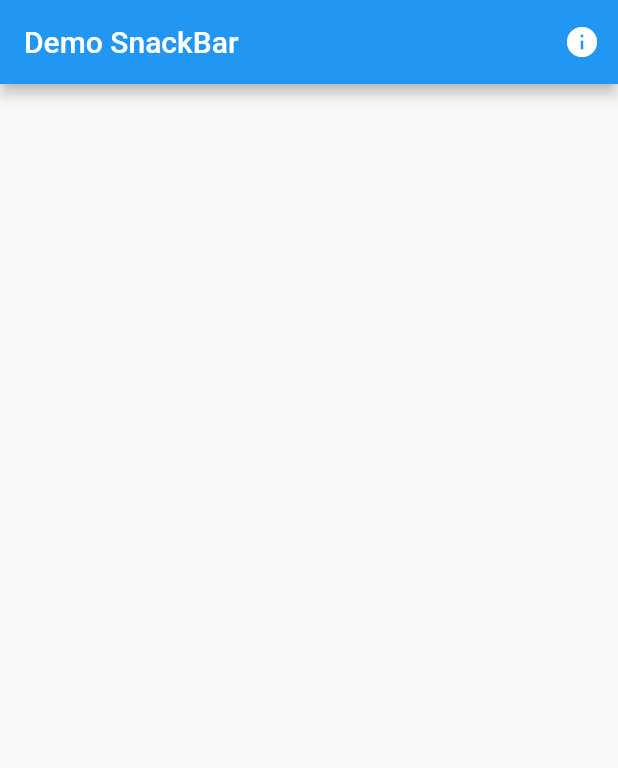
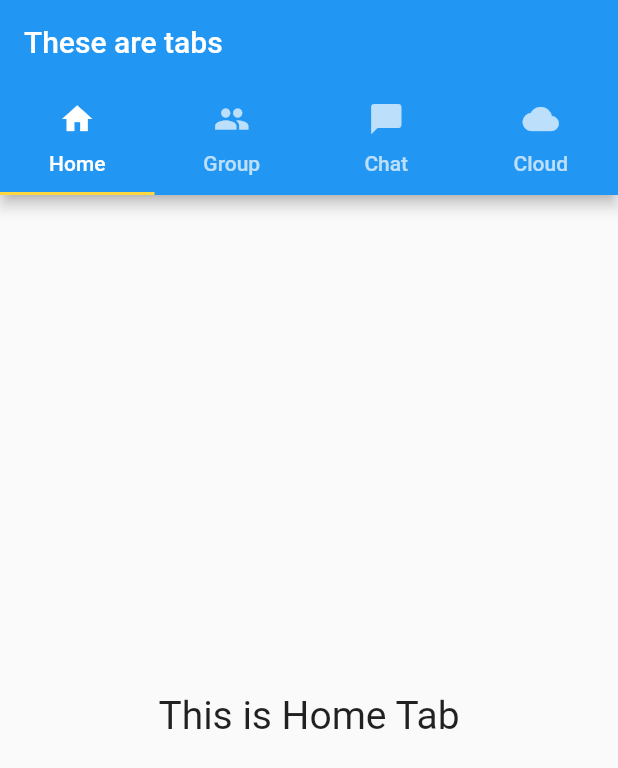
Before and after one commit to duck-tech/LabOne, a Flutter app: the screen it shows after launch, on a phone screen of 412 x 824 dp. Shown: the top 768 px of the screen. Run offline on Flutter 3.47's test engine with Material 2 defaults, Android fonts, the phone set to English and light mode, and no system bars.

Commit message:
Demo Tab Flutter

```diff
--- a/lib/main.dart
+++ b/lib/main.dart
@@ -1,4 +1,8 @@
 import 'package:flutter/material.dart';
+import 'tab1.dart';
+import 'tab2.dart';
+import 'tab3.dart';
+import 'tab4.dart';
 
 void main() => runApp(MyApp());
 
@@ -6,32 +10,41 @@ class MyApp extends StatelessWidget {
   @override
   Widget build(BuildContext context) {
     // TODO: implement build
-    final GlobalKey <ScaffoldState> _scaffolKey = new GlobalKey<ScaffoldState>();
-    _showSnackBar() {
-      print("Show SnackBar here!");
-      final snackbar = new SnackBar(
-        content: new Text("This is a SnackBar"),
-        duration: new Duration(seconds: 3),
-        backgroundColor: Colors.green,
-        action: new SnackBarAction(label: "OK", onPressed: () {
-          print("Press OK on SnackBar");
-        }),
-      );
-      _scaffolKey.currentState.showSnackBar(snackbar);
-    }
+    final tabController = new DefaultTabController(
+        length: 4,  //số tab
+        child: new Scaffold(
+          appBar: new AppBar(
+            title: new Text("These are tabs"),
+            bottom: new TabBar(
+              indicatorColor: Colors.amberAccent,
+              indicatorWeight: 2.0,
+              tabs: [
+                new Tab(
+                  icon: new Icon(Icons.home),
+                  text: "Home",),
+                new Tab(
+                  icon: new Icon(Icons.group),
+                  text: "Group",),
+                new Tab(
+                  icon: new Icon(Icons.chat_bubble),
+                  text: "Chat",),
+                new Tab(
+                  icon: new Icon(Icons.cloud),
+                  text: "Cloud",),
+              ],
+            ),
+          ),
+          body: new TabBarView(children: [
+            new Tab1(),
+            new Tab2(),
+            new Tab3(),
+            new Tab4(),
+          ]),
+        )
+    );
     return new MaterialApp(
       title: "",
-      home: new Scaffold(
-        key: _scaffolKey,
-        appBar: new AppBar(
-          title: new Text("Demo SnackBar"),
-          actions: <Widget>[
-            new IconButton(
-                icon: new Icon(Icons.info),
-                onPressed: _showSnackBar)
-          ],
-        ),
-      ),
+      home: tabController
     );
   }
 }
--- /dev/null
+++ b/lib/tab1.dart
@@ -0,0 +1,16 @@
+import 'package:flutter/material.dart';
+
+class Tab1 extends StatelessWidget {
+  @override
+  Widget build(BuildContext context) {
+    // TODO: implement build
+    return new Center(
+      child: new Text(
+        "This is Home Tab",
+        style: new TextStyle(
+          fontSize: 26.0
+        ),
+      ),
+    );
+  }
+}
```
Also changed, not shown: lib/tab2.dart (added, +16 -0 lines), lib/tab3.dart (added, +16 -0 lines), lib/tab4.dart (added, +16 -0 lines).
